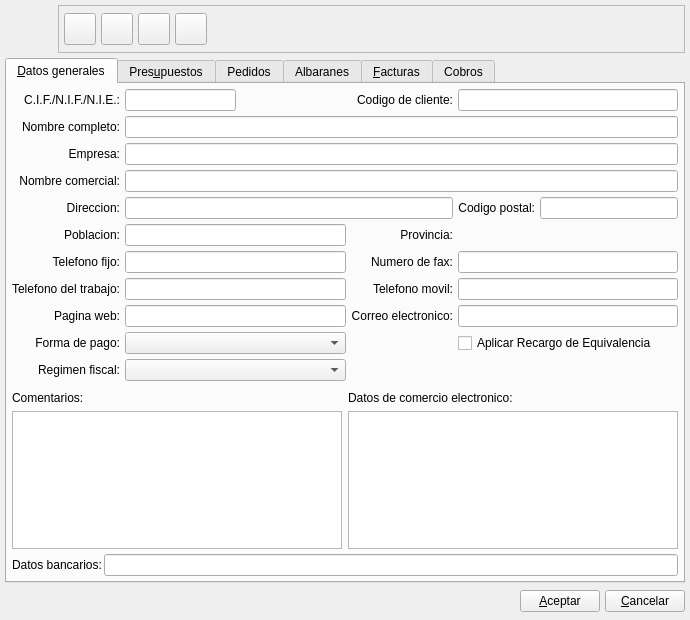
Old version of the form bulmages/bulmafact/src/clientebase.ui in the repository eboladev/Bulmages-1.
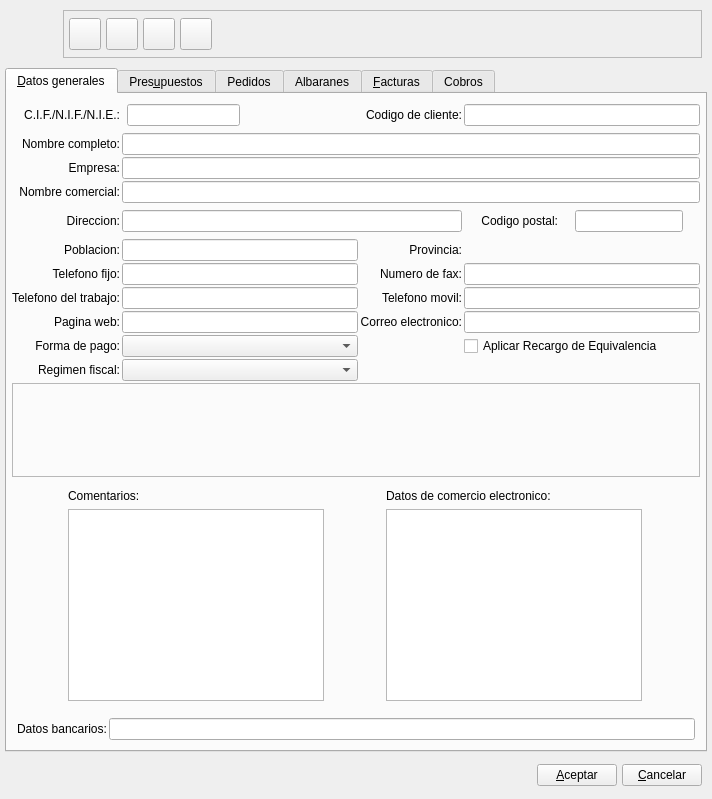
New version of the form. Icons and pictures are not drawn. Custom widgets are drawn as their Qt base class.

The edit to the form file:
```diff
--- a/bulmages/bulmafact/src/clientebase.ui
+++ b/bulmages/bulmafact/src/clientebase.ui
@@ -6,8 +6,8 @@
    <rect>
     <x>0</x>
     <y>0</y>
-    <width>690</width>
-    <height>620</height>
+    <width>712</width>
+    <height>799</height>
    </rect>
   </property>
   <property name="focusPolicy" >
@@ -37,21 +37,12 @@
    </property>
    <item>
     <layout class="QHBoxLayout" >
+     <property name="margin" >
+      <number>5</number>
+     </property>
      <property name="spacing" >
       <number>5</number>
      </property>
-     <property name="leftMargin" >
-      <number>0</number>
-     </property>
-     <property name="topMargin" >
-      <number>0</number>
-     </property>
-     <property name="rightMargin" >
-      <number>0</number>
-     </property>
-     <property name="bottomMargin" >
-      <number>0</number>
-     </property>
      <item>
       <widget class="QLabel" name="label" >
        <property name="minimumSize" >
@@ -292,55 +283,25 @@
        <property name="leftMargin" >
         <number>5</number>
        </property>
-       <property name="topMargin" >
-        <number>5</number>
-       </property>
-       <property name="rightMargin" >
-        <number>5</number>
-       </property>
-       <property name="bottomMargin" >
-        <number>5</number>
-       </property>
-       <property name="horizontalSpacing" >
-        <number>5</number>
-       </property>
-       <property name="verticalSpacing" >
-        <number>5</number>
+       <property name="spacing" >
+        <number>2</number>
        </property>
        <item row="12" column="0" colspan="4" >
         <layout class="QHBoxLayout" >
+         <property name="margin" >
+          <number>5</number>
+         </property>
          <property name="spacing" >
           <number>6</number>
          </property>
-         <property name="leftMargin" >
-          <number>0</number>
-         </property>
-         <property name="topMargin" >
-          <number>0</number>
-         </property>
-         <property name="rightMargin" >
-          <number>0</number>
-         </property>
-         <property name="bottomMargin" >
-          <number>0</number>
-         </property>
          <item>
           <layout class="QVBoxLayout" >
+           <property name="margin" >
+            <number>5</number>
+           </property>
            <property name="spacing" >
             <number>6</number>
            </property>
-           <property name="leftMargin" >
-            <number>0</number>
-           </property>
-           <property name="topMargin" >
-            <number>0</number>
-           </property>
-           <property name="rightMargin" >
-            <number>0</number>
-           </property>
-           <property name="bottomMargin" >
-            <number>0</number>
-           </property>
            <item>
             <widget class="QLabel" name="textLabel2_4_2_2" >
              <property name="text" >
@@ -354,7 +315,9 @@
            <item>
             <widget class="QTextEdit" name="m_comentcliente" >
              <property name="sizePolicy" >
-              <sizepolicy vsizetype="Preferred" hsizetype="Expanding" >
+              <sizepolicy>
+               <hsizetype>0</hsizetype>
+               <vsizetype>0</vsizetype>
                <horstretch>0</horstretch>
                <verstretch>0</verstretch>
               </sizepolicy>
@@ -365,25 +328,18 @@
          </item>
          <item>
           <layout class="QVBoxLayout" >
+           <property name="margin" >
+            <number>5</number>
+           </property>
            <property name="spacing" >
             <number>6</number>
            </property>
-           <property name="leftMargin" >
-            <number>0</number>
-           </property>
-           <property name="topMargin" >
-            <number>0</number>
-           </property>
-           <property name="rightMargin" >
-            <number>0</number>
-           </property>
-           <property name="bottomMargin" >
-            <number>0</number>
-           </property>
            <item>
             <widget class="QLabel" name="textLabel2_4_2" >
              <property name="sizePolicy" >
-              <sizepolicy vsizetype="Preferred" hsizetype="Fixed" >
+              <sizepolicy>
+               <hsizetype>0</hsizetype>
+               <vsizetype>0</vsizetype>
                <horstretch>0</horstretch>
                <verstretch>0</verstretch>
               </sizepolicy>
@@ -405,7 +361,9 @@
            <item>
             <widget class="QTextEdit" name="m_clientEcomerceData" >
              <property name="sizePolicy" >
-              <sizepolicy vsizetype="Preferred" hsizetype="Expanding" >
+              <sizepolicy>
+               <hsizetype>0</hsizetype>
+               <vsizetype>0</vsizetype>
                <horstretch>0</horstretch>
                <verstretch>0</verstretch>
               </sizepolicy>
@@ -540,25 +498,18 @@
        </item>
        <item row="4" column="3" >
         <layout class="QHBoxLayout" >
+         <property name="margin" >
+          <number>5</number>
+         </property>
          <property name="spacing" >
           <number>5</number>
          </property>
-         <property name="leftMargin" >
-          <number>0</number>
-         </property>
-         <property name="topMargin" >
-          <number>0</number>
-         </property>
-         <property name="rightMargin" >
-          <number>0</number>
-         </property>
-         <property name="bottomMargin" >
-          <number>0</number>
-         </property>
          <item>
           <widget class="QLabel" name="textLabel2_7" >
            <property name="sizePolicy" >
-            <sizepolicy vsizetype="Preferred" hsizetype="Preferred" >
+            <sizepolicy>
+             <hsizetype>0</hsizetype>
+             <vsizetype>0</vsizetype>
              <horstretch>0</horstretch>
              <verstretch>0</verstretch>
             </sizepolicy>
@@ -577,7 +528,9 @@
          <item>
           <widget class="QLineEdit" name="m_cpcliente" >
            <property name="sizePolicy" >
-            <sizepolicy vsizetype="Fixed" hsizetype="Expanding" >
+            <sizepolicy>
+             <hsizetype>0</hsizetype>
+             <vsizetype>0</vsizetype>
              <horstretch>0</horstretch>
              <verstretch>0</verstretch>
             </sizepolicy>
@@ -631,21 +584,12 @@
        </item>
        <item row="0" column="1" >
         <layout class="QHBoxLayout" >
+         <property name="margin" >
+          <number>5</number>
+         </property>
          <property name="spacing" >
           <number>5</number>
          </property>
-         <property name="leftMargin" >
-          <number>0</number>
-         </property>
-         <property name="topMargin" >
-          <number>0</number>
-         </property>
-         <property name="rightMargin" >
-          <number>0</number>
-         </property>
-         <property name="bottomMargin" >
-          <number>0</number>
-         </property>
          <item>
           <widget class="QLineEdit" name="m_cifcliente" >
            <property name="maxLength" >
@@ -810,21 +754,12 @@
        </item>
        <item row="13" column="0" colspan="4" >
         <layout class="QHBoxLayout" >
+         <property name="margin" >
+          <number>5</number>
+         </property>
          <property name="spacing" >
           <number>2</number>
          </property>
-         <property name="leftMargin" >
-          <number>0</number>
-         </property>
-         <property name="topMargin" >
-          <number>0</number>
-         </property>
-         <property name="rightMargin" >
-          <number>0</number>
-         </property>
-         <property name="bottomMargin" >
-          <number>0</number>
-         </property>
          <item>
           <widget class="QLabel" name="textLabel2_4_3" >
            <property name="text" >
@@ -994,21 +929,12 @@
    </item>
    <item>
     <layout class="QHBoxLayout" >
+     <property name="margin" >
+      <number>5</number>
+     </property>
      <property name="spacing" >
       <number>5</number>
      </property>
-     <property name="leftMargin" >
-      <number>0</number>
-     </property>
-     <property name="topMargin" >
-      <number>0</number>
-     </property>
-     <property name="rightMargin" >
-      <number>0</number>
-     </property>
-     <property name="bottomMargin" >
-      <number>0</number>
-     </property>
      <item>
       <spacer>
        <property name="orientation" >
@@ -1042,21 +968,6 @@
  </widget>
  <layoutdefault spacing="2" margin="5" />
  <customwidgets>
-  <customwidget>
-   <class>PresupuestoList</class>
-   <extends>QWidget</extends>
-   <header>presupuestolist.h</header>
-  </customwidget>
-  <customwidget>
-   <class>AlbaranClienteList</class>
-   <extends>QWidget</extends>
-   <header>albaranclientelist.h</header>
-  </customwidget>
-  <customwidget>
-   <class>BusquedaFormaPago</class>
-   <extends>QComboBox</extends>
-   <header>busquedaformapago.h</header>
-  </customwidget>
   <customwidget>
    <class>FacturasList</class>
    <extends>QWidget</extends>
@@ -1082,6 +993,21 @@
    <extends>QWidget</extends>
    <header>pedidosclientelist.h</header>
   </customwidget>
+  <customwidget>
+   <class>PresupuestoList</class>
+   <extends>QWidget</extends>
+   <header>presupuestolist.h</header>
+  </customwidget>
+  <customwidget>
+   <class>AlbaranClienteList</class>
+   <extends>QWidget</extends>
+   <header>albaranclientelist.h</header>
+  </customwidget>
+  <customwidget>
+   <class>BusquedaFormaPago</class>
+   <extends>QComboBox</extends>
+   <header>busquedaformapago.h</header>
+  </customwidget>
  </customwidgets>
  <tabstops>
   <tabstop>mui_tab</tabstop>
```
Left out of the diff: 112 changed lines with no effect on the pictures.
